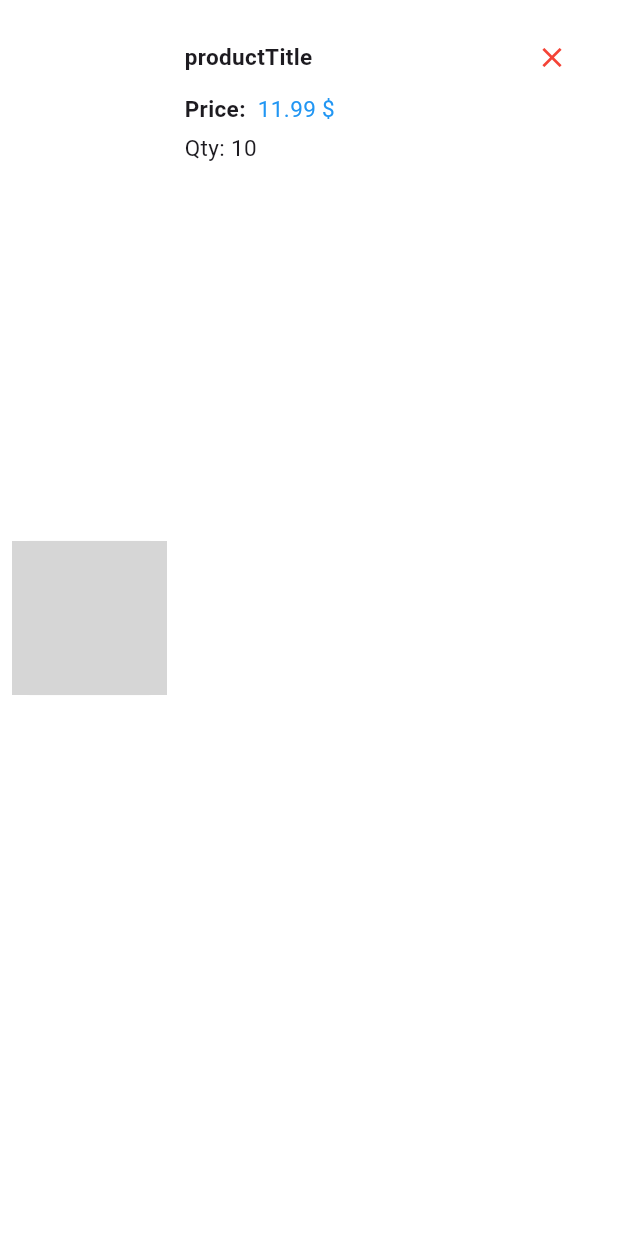
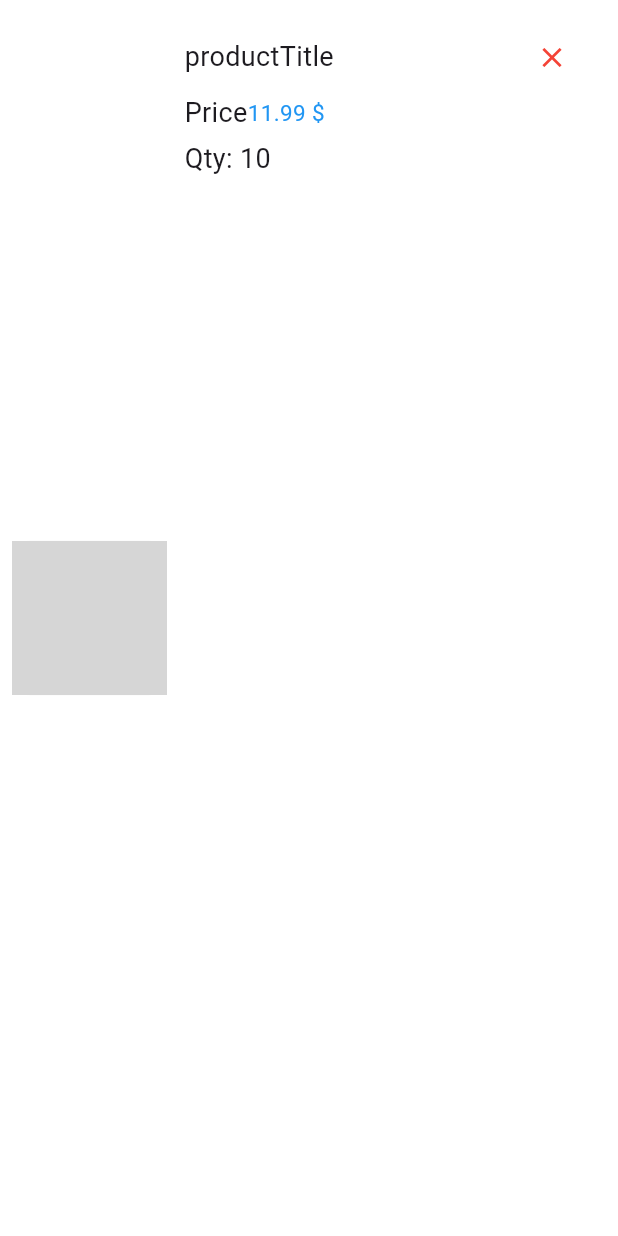
Before and after one commit to A7mednage71/Smart-Shop-Admin, a Flutter app: the OrdersWidgetFree widget shown alone on an empty page, opened directly, on a phone screen of 412 x 824 dp. Run offline on Flutter 3.47's test engine with Material 3 defaults, Android fonts, the phone set to English and light mode, and no system bars; drawn by our look-alikes of fancy_shimmer_image; our stand-ins replace flutter_iconly, shared_preferences, shimmer; missing offline and left inert: dynamic_height_grid_view; accounts and stored records are empty; grey boxes are pictures that could not be loaded.

Commit message:
refactor and add some widgets

```diff
--- a/lib/core/widgets/app_name_shimmer.dart
+++ b/lib/core/widgets/app_name_shimmer.dart
@@ -1,8 +1,5 @@
 import 'package:flutter/material.dart';
 import 'package:shimmer/shimmer.dart';
-
-import 'title_text.dart';
-
 class AppNameWidget extends StatelessWidget {
   const AppNameWidget({super.key, this.size = 20, required this.name});
   final double size;
--- a/lib/core/widgets/title_text.dart
+++ /dev/null
@@ -1,28 +0,0 @@
-import 'package:flutter/cupertino.dart';
-
-class TitlesTextWidget extends StatelessWidget {
-  const TitlesTextWidget({
-    Key? key,
-    required this.label,
-    this.fontSize = 20,
-    this.color,
-    this.maxLines,
-  }) : super(key: key);
-
-  final String label;
-  final double fontSize;
-  final Color? color;
-  final int? maxLines;
-  @override
-  Widget build(BuildContext context) {
-    return Text(
-      label,
-      maxLines: maxLines,
-      style: TextStyle(
-          color: color,
-          fontSize: fontSize,
-          fontWeight: FontWeight.bold,
-          overflow: TextOverflow.ellipsis),
-    );
-  }
-}
--- a/lib/features/dashboardscreen/data/models/dashboard_category_model.dart
+++ b/lib/features/dashboardscreen/data/models/dashboard_category_model.dart
@@ -26,7 +26,7 @@ class DashboardCategoryModel {
             image: Appassets.shoppingCart,
             title: "Inspect All Products",
             onpress: () {
-              Navigator.of(context).pushNamed(SearchScreen.routeName);
+              Navigator.of(context).pushNamed(SearchScreen.routname);
             }),
         DashboardCategoryModel(
           image: Appassets.order,
--- a/lib/features/dashboardscreen/presentation/views/dashboard_screen.dart
+++ b/lib/features/dashboardscreen/presentation/views/dashboard_screen.dart
@@ -3,7 +3,6 @@ import 'package:provider/provider.dart';
 import 'package:shopsmart_admin_ar/core/services/app_assets.dart';
 import 'package:shopsmart_admin_ar/core/utils/themedata/manager/themeData_provider.dart';
 import 'package:shopsmart_admin_ar/core/widgets/app_name_shimmer.dart';
-import 'package:shopsmart_admin_ar/core/widgets/title_text.dart';
 import 'package:shopsmart_admin_ar/features/dashboardscreen/data/models/dashboard_category_model.dart';
 import 'package:shopsmart_admin_ar/features/dashboardscreen/presentation/views/widgets/dashboard_item.dart';
 
--- a/lib/features/ordersscreen/widgets/orders_widget.dart
+++ b/lib/features/ordersscreen/widgets/orders_widget.dart
@@ -2,7 +2,6 @@ import 'package:fancy_shimmer_image/fancy_shimmer_image.dart';
 import 'package:flutter/material.dart';
 import 'package:shopsmart_admin_ar/core/consts/app_constants.dart';
 import 'package:shopsmart_admin_ar/core/widgets/subtitle_text.dart';
-import 'package:shopsmart_admin_ar/core/widgets/title_text.dart';
 
 class OrdersWidgetFree extends StatefulWidget {
   const OrdersWidgetFree({super.key});
@@ -38,10 +37,9 @@ class _OrdersWidgetFreeState extends State<OrdersWidgetFree> {
                     mainAxisAlignment: MainAxisAlignment.spaceBetween,
                     children: [
                       const Flexible(
-                        child: TitlesTextWidget(
-                          label: 'productTitle',
-                          maxLines: 2,
-                          fontSize: 15,
+                        child: Text(
+                          "productTitle",
+                          style: TextStyle(fontSize: 18),
                         ),
                       ),
                       IconButton(
@@ -55,10 +53,7 @@ class _OrdersWidgetFreeState extends State<OrdersWidgetFree> {
                   ),
                   const Row(
                     children: [
-                      TitlesTextWidget(
-                        label: 'Price:  ',
-                        fontSize: 15,
-                      ),
+                      Text("Price", style: TextStyle(fontSize: 18)),
                       Flexible(
                         child: SubtitleTextWidget(
                           label: "11.99 \$",
@@ -73,24 +68,8 @@ class _OrdersWidgetFreeState extends State<OrdersWidgetFree> {
                   ),
                   const SubtitleTextWidget(
                     label: "Qty: 10",
-                    fontSize: 15,
+                    fontSize: 18,
                   ),
-                  // const Row(
-                  //   children: [
-                  //     Flexible(
-                  //       child: TitlesTextWidget(
-                  //         label: 'Qty:  ',
-                  //         fontSize: 15,
-                  //       ),
-                  //     ),
-                  //     Flexible(
-                  //       child: SubtitleTextWidget(
-                  //         label: "10",
-                  //         fontSize: 15,
-                  //       ),
-                  //     ),
-                  //   ],
-                  // ),
                   const SizedBox(
                     height: 5,
                   ),
--- a/lib/main.dart
+++ b/lib/main.dart
@@ -37,7 +37,7 @@ class MyApp extends StatelessWidget {
           home: const DashboardScreen(),
           routes: {
             OrdersScreenFree.routeName: (context) => const OrdersScreenFree(),
-            SearchScreen.routeName: (context) => const SearchScreen(),
+            SearchScreen.routname: (context) => const SearchScreen(),
           },
         );
       }),
```
Also changed, not shown: lib/core/services/my_app_method.dart (deleted, +0 -126 lines), lib/core/widgets/empty_search_widget.dart (added, +27 -0 lines), lib/core/widgets/product_widget.dart (deleted, +0 -73 lines), lib/features/ordersscreen/orders_screen.dart (+3 -5 lines), lib/features/searchscreen/search_screen.dart (+45 -52 lines), lib/features/searchscreen/widgets/product_item.dart (added, +63 -0 lines), lib/models/categories_model.dart (deleted, +0 -9 lines), lib/core/widgets/custom_empty_data.dart (renamed from lib/core/widgets/empty_data_widget.dart).
